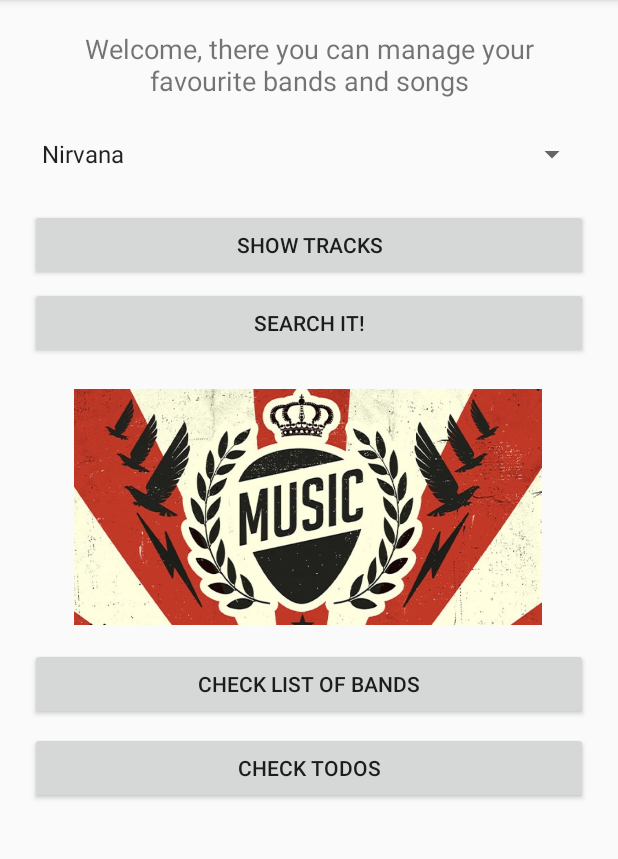
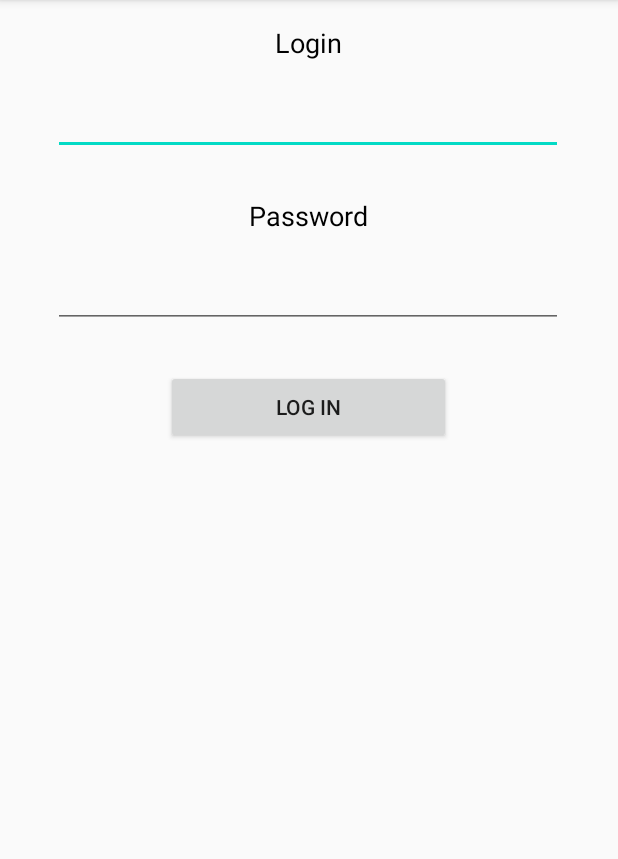
Before and after one commit to GalaxyDevourer/MusicManager, an Android app: the screen it shows after launch (MainActivity before the commit, AuthActivity after it), on a phone screen of 412 x 824 dp, the part 84-943 px from its top. Run offline under Robolectric (Android 15) with nearby library versions, the light colour scheme and no system bars.

Commit message:
Delete some methods, add new functionality, posts queries for Band and Song tables, add CRUD operations etc

```diff
--- a/app/src/main/java/com/chmnu/groupmanager/activities/BandsListActivity.java
+++ b/app/src/main/java/com/chmnu/groupmanager/activities/BandsListActivity.java
@@ -8,7 +8,6 @@ import android.database.sqlite.SQLiteOpenHelper;
 import android.os.Bundle;
 import android.view.Menu;
 import android.view.MenuItem;
-import android.view.View;
 import android.widget.AdapterView;
 import android.widget.ArrayAdapter;
 import android.widget.ListView;
--- a/app/src/main/java/com/chmnu/groupmanager/activities/UsersListActivity.java
+++ b/app/src/main/java/com/chmnu/groupmanager/activities/UsersListActivity.java
@@ -2,7 +2,6 @@ package com.chmnu.groupmanager.activities;
 
 import android.content.Intent;
 import android.os.Bundle;
-import android.view.View;
 import android.widget.AdapterView;
 import android.widget.ArrayAdapter;
 import android.widget.ListView;
--- /dev/null
+++ b/app/src/main/java/com/chmnu/groupmanager/models/entities/http/UserData.java
@@ -0,0 +1,5 @@
+package com.chmnu.groupmanager.models.entities.http;
+
+public class UserData {
+    public static String token;
+}
--- a/app/src/main/java/com/chmnu/groupmanager/models/utils/http/HttpDataGetter.java
+++ b/app/src/main/java/com/chmnu/groupmanager/models/utils/http/HttpDataGetter.java
@@ -1,4 +1,6 @@
 package com.chmnu.groupmanager.models.utils.http;
+
+import com.chmnu.groupmanager.models.entities.http.UserData;
 
 import java.io.InputStream;
 import java.net.HttpURLConnection;
@@ -11,7 +13,7 @@ public class HttpDataGetter implements Runnable {
     private String url;
 
     public HttpDataGetter(String url) {
-        this.url = url;
+        this.url = url + "&token=" + UserData.token;
     }
 
     public String getData () {
--- /dev/null
+++ b/app/src/main/res/layout/activity_auth.xml
@@ -0,0 +1,72 @@
+<?xml version="1.0" encoding="utf-8"?>
+<androidx.constraintlayout.widget.ConstraintLayout xmlns:android="http://schemas.android.com/apk/res/android"
+    xmlns:app="http://schemas.android.com/apk/res-auto"
+    xmlns:tools="http://schemas.android.com/tools"
+    android:layout_width="match_parent"
+    android:layout_height="match_parent"
+    tools:context=".activities.AuthActivity">
+
+    <Button
+        android:id="@+id/auth_button"
+        android:layout_width="190dp"
+        android:layout_height="49dp"
+        android:layout_marginTop="28dp"
+        android:text="@string/auth_log_in_button"
+        android:onClick="onLogIn"
+        app:layout_constraintEnd_toEndOf="parent"
+        app:layout_constraintHorizontal_bias="0.497"
+        app:layout_constraintStart_toStartOf="parent"
+        app:layout_constraintTop_toBottomOf="@+id/auth_password_input" />
+
+    <TextView
+        android:id="@+id/auth_login_label"
+        android:layout_width="340dp"
+        android:layout_height="35dp"
+        android:layout_marginTop="16dp"
+        android:text="@string/auth_login_label"
+        android:textAlignment="center"
+        android:textColor="@android:color/black"
+        android:textSize="18sp"
+        app:layout_constraintEnd_toEndOf="parent"
+        app:layout_constraintHorizontal_bias="0.492"
+        app:layout_constraintStart_toStartOf="parent"
+        app:layout_constraintTop_toTopOf="parent" />
+
+    <TextView
+        android:id="@+id/auth_password_label"
+        android:layout_width="340dp"
+        android:layout_height="35dp"
+        android:layout_marginTop="28dp"
+        android:text="@string/auth_password_label"
+        android:textAlignment="center"
+        android:textColor="@android:color/black"
+        android:textSize="18sp"
+        app:layout_constraintEnd_toEndOf="parent"
+        app:layout_constraintHorizontal_bias="0.492"
+        app:layout_constraintStart_toStartOf="parent"
+        app:layout_constraintTop_toBottomOf="@+id/auth_login_input" />
+
+    <EditText
+        android:id="@+id/auth_login_input"
+        android:layout_width="340dp"
+        android:layout_height="40dp"
+        android:layout_marginTop="12dp"
+        android:ems="10"
+        android:inputType="textPersonName"
+        app:layout_constraintEnd_toEndOf="parent"
+        app:layout_constraintHorizontal_bias="0.492"
+        app:layout_constraintStart_toStartOf="parent"
+        app:layout_constraintTop_toBottomOf="@+id/auth_login_label" />
+
+    <EditText
+        android:id="@+id/auth_password_input"
+        android:layout_width="340dp"
+        android:layout_height="40dp"
+        android:layout_marginTop="12dp"
+        android:ems="10"
+        android:inputType="textPassword"
+        app:layout_constraintEnd_toEndOf="parent"
+        app:layout_constraintHorizontal_bias="0.492"
+        app:layout_constraintStart_toStartOf="parent"
+        app:layout_constraintTop_toBottomOf="@+id/auth_password_label" />
+</androidx.constraintlayout.widget.ConstraintLayout>
--- a/app/src/main/res/values/strings.xml
+++ b/app/src/main/res/values/strings.xml
@@ -45,6 +45,11 @@
     <string name="add_song_add_song_button">Add song</string>
     <string name="add_song_delete_song_button">Delete song</string>
 
+    <!-- auth -->
+    <string name="auth_login_label">Login</string>
+    <string name="auth_password_label">Password</string>
+    <string name="auth_log_in_button">Log In</string>
+
     <!-- bands_list_menu -->
     <string name="bands_list_menu_send">Send bands</string>
     <string name="bands_list_menu_add">Add bands</string>
```
Also changed, not shown: app/src/main/AndroidManifest.xml (+5 -3 lines), app/src/main/java/com/chmnu/groupmanager/activities/AddBandsActivity.java (+8 -45 lines), app/src/main/java/com/chmnu/groupmanager/activities/AddSongsActivity.java (+12 -64 lines), app/src/main/java/com/chmnu/groupmanager/activities/AuthActivity.java (added, +69 -0 lines), app/src/main/java/com/chmnu/groupmanager/activities/SearchActivity.java (+1 -17 lines), app/src/main/java/com/chmnu/groupmanager/models/entities/music/BandStorage.java (+42 -1 lines), app/src/main/java/com/chmnu/groupmanager/models/entities/music/Song.java (+9 -0 lines), app/src/main/java/com/chmnu/groupmanager/models/entities/music/SongStorage.java (+75 -0 lines), app/src/main/java/com/chmnu/groupmanager/models/utils/http/HttpDataPoster.java (added, +72 -0 lines).
